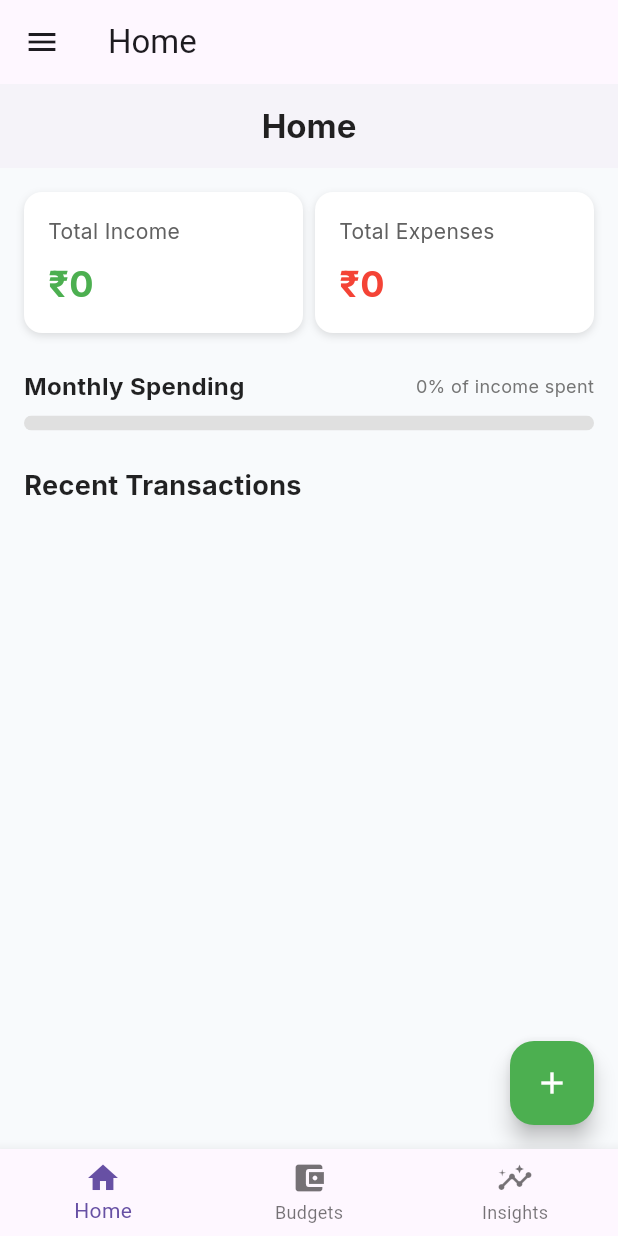
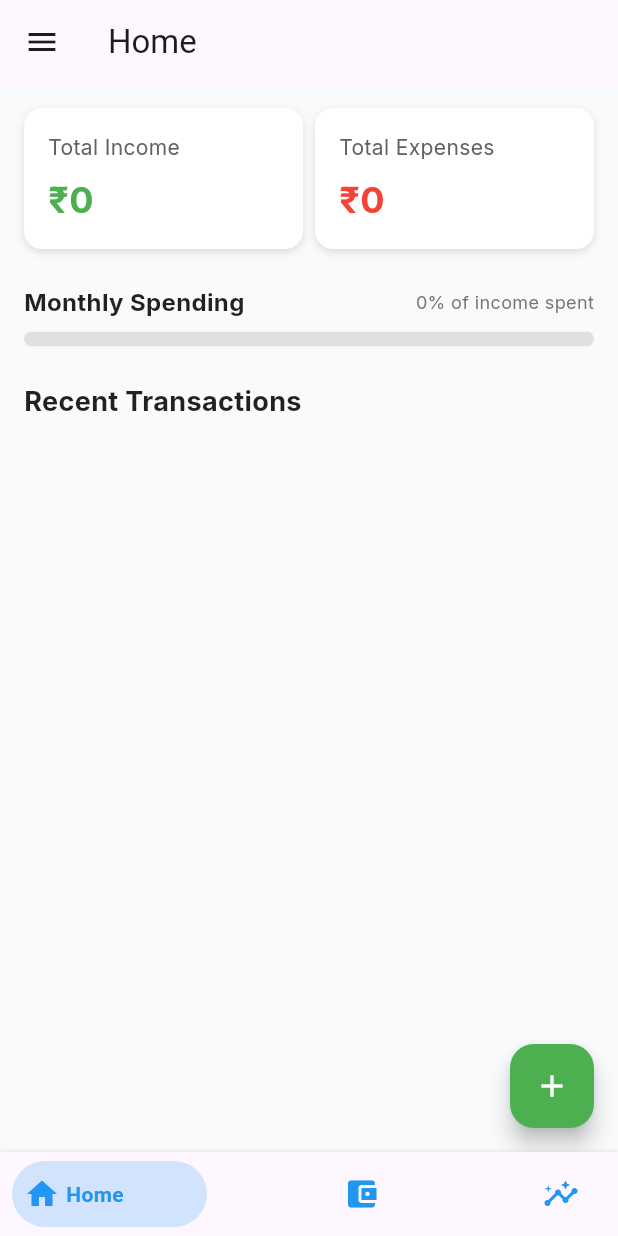
Before and after one commit to dishant-ramani/Expense-Tracker, a Flutter app: the screen it shows after launch, on a phone screen of 412 x 824 dp. Run offline on Flutter 3.47's test engine with Material 3 defaults, Android fonts, the phone set to English and light mode, and no system bars; drawn by our look-alikes of bottom_navy_bar; our stand-ins replace fl_chart, google_fonts, hive, hive_flutter, shared_preferences; accounts and stored records are empty.

Commit message:
UI fixed

```diff
--- a/lib/screens/home_screen.dart
+++ b/lib/screens/home_screen.dart
@@ -28,19 +28,6 @@ class HomeScreen extends StatelessWidget {
 
     return Scaffold(
       backgroundColor: const Color(0xFFF8FAFC), // Light neutral background
-      appBar: AppBar(
-        backgroundColor: Colors.white,
-        elevation: 2,
-        centerTitle: true,
-        title: Text(
-          'Home',
-          style: GoogleFonts.inter(
-            fontWeight: FontWeight.bold,
-            color: Colors.black87,
-          ),
-        ),
-        iconTheme: const IconThemeData(color: Colors.black87),
-      ),
       body: SingleChildScrollView(
         padding: const EdgeInsets.all(16.0),
         child: Column(
@@ -49,8 +36,8 @@ class HomeScreen extends StatelessWidget {
             Row(
               children: [
                 Expanded(
-                    child:
-                        _buildSummaryCard('Total Income', totalIncome, Colors.green)),
+                    child: _buildSummaryCard(
+                        'Total Income', totalIncome, Colors.green)),
                 const SizedBox(width: 8),
                 Expanded(
                     child: _buildSummaryCard(
--- a/lib/screens/main_screen.dart
+++ b/lib/screens/main_screen.dart
@@ -1,3 +1,4 @@
+import 'package:bottom_navy_bar/bottom_navy_bar.dart';
 import 'package:flutter/material.dart';
 import 'package:myapp/screens/home_screen.dart';
 import 'package:myapp/screens/budget_screen.dart';
@@ -52,20 +53,14 @@ class _MainScreenState extends State<MainScreen> {
         },
         children: _screens,
       ),
-      bottomNavigationBar: BottomNavigationBar(
-        items: const <BottomNavigationBarItem>[
-          BottomNavigationBarItem(icon: Icon(Icons.home), label: 'Home'),
-          BottomNavigationBarItem(
-            icon: Icon(Icons.account_balance_wallet),
-            label: 'Budgets',
-          ),
-          BottomNavigationBarItem(
-            icon: Icon(Icons.insights),
-            label: 'Insights',
-          ),
+      bottomNavigationBar: BottomNavyBar(
+        selectedIndex: _selectedIndex,
+        onItemSelected: _onItemTapped,
+        items: <BottomNavyBarItem>[
+          BottomNavyBarItem(icon: const Icon(Icons.home), title: const Text('Home')),
+          BottomNavyBarItem(icon: const Icon(Icons.account_balance_wallet), title: const Text('Budgets')),
+          BottomNavyBarItem(icon: const Icon(Icons.insights), title: const Text('Insights')),
         ],
-        currentIndex: _selectedIndex,
-        onTap: _onItemTapped,
       ),
     );
   }
--- a/pubspec.yaml
+++ b/pubspec.yaml
@@ -45,6 +45,7 @@ dependencies:
   google_fonts: ^6.3.2
   flutter_colorpicker: ^1.1.0
   flutter_iconpicker: ^4.0.3
+  bottom_navy_bar: ^6.1.0
 
 dev_dependencies:
   flutter_test:
```
Also changed, not shown: lib/screens/budget_screen.dart (+0 -11 lines), lib/screens/insights_screen.dart (+0 -14 lines), pubspec.lock.
